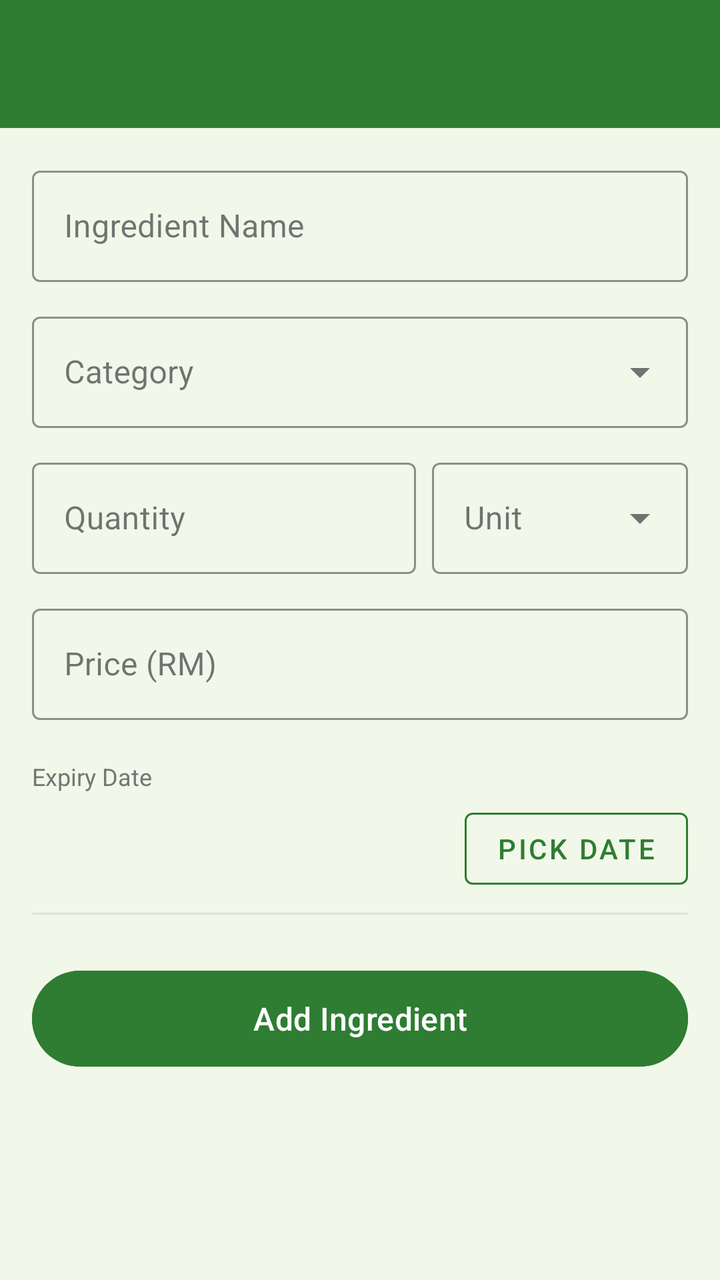
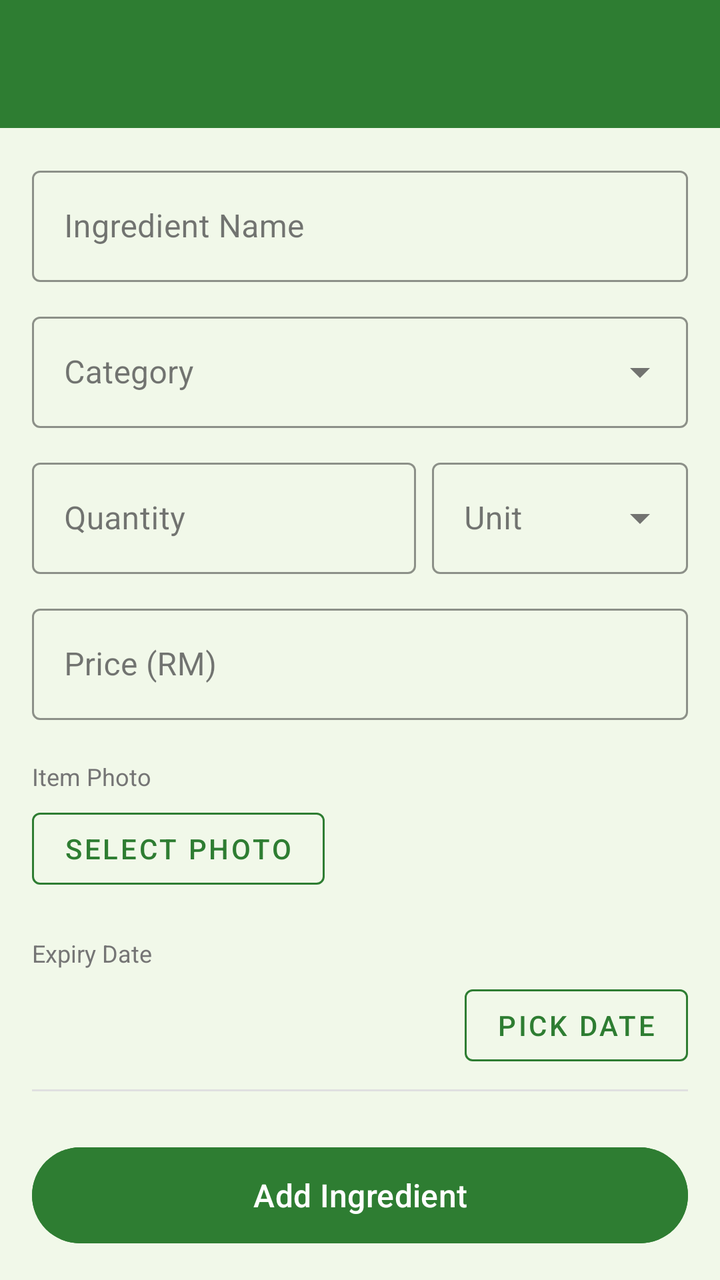

Compare the two renders of this Android layout. The source of the first and the diff that turns it into the second are given below.
<!-- AndroidManifest.xml: application theme Theme.Group12_Asgmt2 -->
<!-- res/layout/activity_add_edit_ingredient.xml -->
<?xml version="1.0" encoding="utf-8"?>
<androidx.coordinatorlayout.widget.CoordinatorLayout
    xmlns:android="http://schemas.android.com/apk/res/android"
    xmlns:app="http://schemas.android.com/apk/res-auto"
    android:layout_width="match_parent"
    android:layout_height="match_parent"
    android:background="@color/background">

    <com.google.android.material.appbar.AppBarLayout
        android:layout_width="match_parent"
        android:layout_height="wrap_content">

        <com.google.android.material.appbar.MaterialToolbar
            android:id="@+id/toolbar"
            android:layout_width="match_parent"
            android:layout_height="?attr/actionBarSize"
            android:background="@color/green_primary"
            app:titleTextColor="@android:color/white"
            app:navigationIconTint="@android:color/white" />

    </com.google.android.material.appbar.AppBarLayout>

    <androidx.core.widget.NestedScrollView
        android:layout_width="match_parent"
        android:layout_height="match_parent"
        app:layout_behavior="@string/appbar_scrolling_view_behavior">

        <LinearLayout
            android:layout_width="match_parent"
            android:layout_height="wrap_content"
            android:orientation="vertical"
            android:padding="16dp">

            
            <com.google.android.material.textfield.TextInputLayout
                android:id="@+id/tilName"
                style="@style/Widget.MaterialComponents.TextInputLayout.OutlinedBox"
                android:layout_width="match_parent"
                android:layout_height="wrap_content"
                android:hint="Ingredient Name"
                app:boxStrokeColor="@color/green_primary"
                app:hintTextColor="@color/green_primary">

                <com.google.android.material.textfield.TextInputEditText
                    android:id="@+id/etName"
                    android:layout_width="match_parent"
                    android:layout_height="wrap_content"
                    android:inputType="textCapSentences" />

            </com.google.android.material.textfield.TextInputLayout>

            
            <com.google.android.material.textfield.TextInputLayout
                android:id="@+id/tilCategory"
                style="@style/Widget.MaterialComponents.TextInputLayout.OutlinedBox.ExposedDropdownMenu"
                android:layout_width="match_parent"
                android:layout_height="wrap_content"
                android:layout_marginTop="12dp"
                android:hint="Category"
                app:boxStrokeColor="@color/green_primary"
                app:hintTextColor="@color/green_primary">

                <AutoCompleteTextView
                    android:id="@+id/autoCompleteCategory"
                    android:layout_width="match_parent"
                    android:layout_height="wrap_content"
                    android:inputType="none" />

            </com.google.android.material.textfield.TextInputLayout>

            
            <LinearLayout
                android:layout_width="match_parent"
                android:layout_height="wrap_content"
                android:layout_marginTop="12dp"
                android:orientation="horizontal">

                <com.google.android.material.textfield.TextInputLayout
                    android:id="@+id/tilQuantity"
                    style="@style/Widget.MaterialComponents.TextInputLayout.OutlinedBox"
                    android:layout_width="0dp"
                    android:layout_height="wrap_content"
                    android:layout_weight="1.5"
                    android:hint="Quantity"
                    app:boxStrokeColor="@color/green_primary"
                    app:hintTextColor="@color/green_primary">

                    <com.google.android.material.textfield.TextInputEditText
                        android:id="@+id/etQuantity"
                        android:layout_width="match_parent"
                        android:layout_height="wrap_content"
                        android:inputType="numberDecimal" />

                </com.google.android.material.textfield.TextInputLayout>

                <com.google.android.material.textfield.TextInputLayout
                    android:id="@+id/tilUnit"
                    style="@style/Widget.MaterialComponents.TextInputLayout.OutlinedBox.ExposedDropdownMenu"
                    android:layout_width="0dp"
                    android:layout_height="wrap_content"
                    android:layout_marginStart="8dp"
                    android:layout_weight="1"
                    android:hint="Unit"
                    app:boxStrokeColor="@color/green_primary"
                    app:hintTextColor="@color/green_primary">

                    <AutoCompleteTextView
                        android:id="@+id/autoCompleteUnit"
                        android:layout_width="match_parent"
                        android:layout_height="wrap_content"
                        android:inputType="none" />

                </com.google.android.material.textfield.TextInputLayout>

            </LinearLayout>

            
            <com.google.android.material.textfield.TextInputLayout
                android:id="@+id/tilPrice"
                style="@style/Widget.MaterialComponents.TextInputLayout.OutlinedBox"
                android:layout_width="match_parent"
                android:layout_height="wrap_content"
                android:layout_marginTop="12dp"
                android:hint="Price (RM)"
                app:prefixText="RM "
                app:boxStrokeColor="@color/green_primary"
                app:hintTextColor="@color/green_primary">

                <com.google.android.material.textfield.TextInputEditText
                    android:id="@+id/etPrice"
                    android:layout_width="match_parent"
                    android:layout_height="wrap_content"
                    android:inputType="numberDecimal" />

            </com.google.android.material.textfield.TextInputLayout>

            
            <TextView
                android:layout_width="match_parent"
                android:layout_height="wrap_content"
                android:layout_marginTop="20dp"
                android:text="Expiry Date"
                android:textColor="@color/text_secondary"
                android:textSize="12sp" />

            <LinearLayout
                android:layout_width="match_parent"
                android:layout_height="wrap_content"
                android:layout_marginTop="4dp"
                android:gravity="center_vertical"
                android:orientation="horizontal">

                <TextView
                    android:id="@+id/tvSelectedDate"
                    android:layout_width="0dp"
                    android:layout_height="wrap_content"
                    android:layout_weight="1"
                    android:textSize="18sp"
                    android:textColor="@color/text_primary"
                    android:textStyle="bold" />

                <com.google.android.material.button.MaterialButton
                    android:id="@+id/btnPickDate"
                    style="@style/Widget.MaterialComponents.Button.OutlinedButton"
                    android:layout_width="wrap_content"
                    android:layout_height="wrap_content"
                    android:text="Pick Date"
                    app:strokeColor="@color/green_primary"
                    android:textColor="@color/green_primary" />

            </LinearLayout>

            <View
                android:layout_width="match_parent"
                android:layout_height="1dp"
                android:layout_marginTop="8dp"
                android:background="@color/divider" />

            
            <com.google.android.material.button.MaterialButton
                android:id="@+id/btnSave"
                android:layout_width="match_parent"
                android:layout_height="56dp"
                android:layout_marginTop="24dp"
                android:textSize="16sp"
                android:backgroundTint="@color/green_primary"
                android:text="Add Ingredient" />

            <ProgressBar
                android:id="@+id/progressBar"
                android:layout_width="wrap_content"
                android:layout_height="wrap_content"
                android:layout_gravity="center_horizontal"
                android:layout_marginTop="8dp"
                android:visibility="gone"
                android:indeterminateTint="@color/green_primary" />

        </LinearLayout>
    </androidx.core.widget.NestedScrollView>

</androidx.coordinatorlayout.widget.CoordinatorLayout>
<!-- resources referenced by this layout -->
<resources>
  <color name="background">#F1F8E9</color>
  <color name="divider">#E0E0E0</color>
  <color name="green_primary">#2E7D32</color>
  <color name="text_primary">#1A1A1A</color>
  <color name="text_secondary">#757575</color>
  <style name="Theme.Group12_Asgmt2" parent="Base.Theme.Group12_Asgmt2" />
  <style name="Base.Theme.Group12_Asgmt2" parent="Theme.Material3.DayNight.NoActionBar">
          
          
      </style>
</resources>

<!-- the commit's change to res/layout/activity_add_edit_ingredient.xml (unified diff, before → after) -->
@@ -139,6 +139,43 @@
                 android:layout_width="match_parent"
                 android:layout_height="wrap_content"
                 android:layout_marginTop="20dp"
+                android:text="Item Photo"
+                android:textColor="@color/text_secondary"
+                android:textSize="12sp" />
+
+            <LinearLayout
+                android:layout_width="match_parent"
+                android:layout_height="wrap_content"
+                android:layout_marginTop="4dp"
+                android:gravity="center_vertical"
+                android:orientation="horizontal">
+
+                <com.google.android.material.imageview.ShapeableImageView
+                    android:id="@+id/ivFoodPhoto"
+                    android:layout_width="80dp"
+                    android:layout_height="80dp"
+                    android:layout_marginEnd="12dp"
+                    android:scaleType="centerCrop"
+                    app:shapeAppearanceOverlay="@style/RoundedImage"
+                    android:background="@color/divider"
+                    android:visibility="gone" />
+
+                <com.google.android.material.button.MaterialButton
+                    android:id="@+id/btnPickPhoto"
+                    style="@style/Widget.MaterialComponents.Button.OutlinedButton"
+                    android:layout_width="wrap_content"
+                    android:layout_height="wrap_content"
+                    android:text="Select Photo"
+                    app:strokeColor="@color/green_primary"
+                    android:textColor="@color/green_primary" />
+
+            </LinearLayout>
+
+            
+            <TextView
+                android:layout_width="match_parent"
+                android:layout_height="wrap_content"
+                android:layout_marginTop="20dp"
                 android:text="Expiry Date"
                 android:textColor="@color/text_secondary"
                 android:textSize="12sp" />
<!-- resource entries referenced after the edit -->
@@ -5,6 +5,9 @@
   <color name="green_primary">#2E7D32</color>
   <color name="text_primary">#1A1A1A</color>
   <color name="text_secondary">#757575</color>
+  <style name="RoundedImage">
+          <item name="cornerSize">12dp</item>
+      </style>
   <style name="Theme.Group12_Asgmt2" parent="Base.Theme.Group12_Asgmt2" />
   <style name="Base.Theme.Group12_Asgmt2" parent="Theme.Material3.DayNight.NoActionBar">
           
